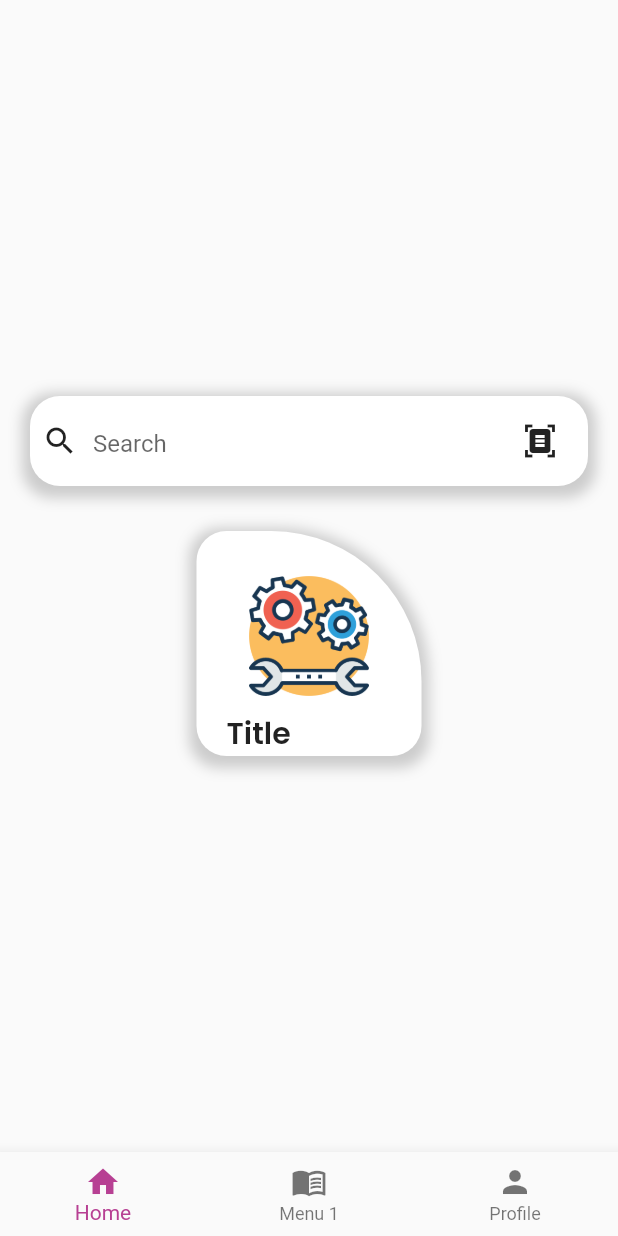
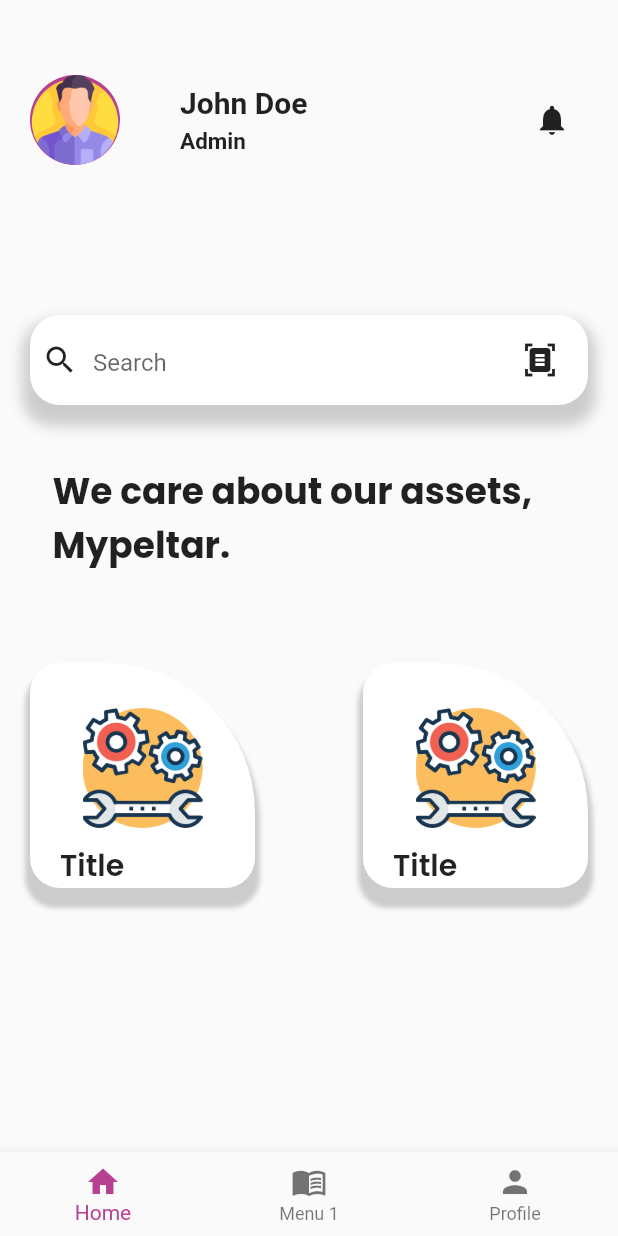
Before and after one commit to rian0502/mypeltar, a Flutter app: the screen it shows after launch, after a tap on "Login", on a phone screen of 412 x 824 dp. Run offline on Flutter 3.47's test engine with Material 2 defaults, Android fonts, the phone set to English and light mode, and no system bars; our stand-ins replace go_router, google_fonts, shared_preferences.

Commit message:
membuat component profile

```diff
--- /dev/null
+++ b/lib/components/dashboard_profile.dart
@@ -0,0 +1,43 @@
+import 'package:flutter/material.dart';
+
+
+class DashboardProfile extends StatelessWidget {
+  const DashboardProfile({Key? key}) : super(key: key);
+
+  @override
+  Widget build(BuildContext context) {
+    return Row(
+      children: [
+        const CircleAvatar(
+          radius: 30,
+          backgroundImage: AssetImage('assets/images/man.png'),
+        ),
+        const SizedBox(
+          width: 40,
+        ),
+        Column(
+          crossAxisAlignment: CrossAxisAlignment.start,
+          children: const [
+            Text(
+              'John Doe',
+              style: TextStyle(
+                fontSize: 20,
+                fontWeight: FontWeight.bold,
+              ),
+            ),
+            SizedBox(
+              height: 5,
+            ),
+            Text(
+              'Admin',
+              style: TextStyle(
+                fontSize: 15,
+                fontWeight: FontWeight.bold,
+              ),
+            ),
+          ],
+        ),
+      ],
+    );
+  }
+}
--- a/lib/components/menu.dart
+++ b/lib/components/menu.dart
@@ -11,9 +11,7 @@ class Menu extends StatelessWidget {
 
   @override
   Widget build(BuildContext context) {
-    return InkWell(
-      onTap: () {},
-      child: Container(
+    return Container(
       height: 150,
       width: 150,
       decoration: BoxDecoration(
@@ -26,12 +24,14 @@ class Menu extends StatelessWidget {
         boxShadow: [
           BoxShadow(
             color: Colors.grey.withOpacity(0.5),
-              spreadRadius: 5,
-              blurRadius: 7,
-              offset: const Offset(0, 3), // changes position of shadow
+            spreadRadius: 3,
+            blurRadius: 2,
+            offset: const Offset(0, 10), // changes position of shadow
           ),
         ],
       ),
+      child: InkWell(
+        onTap: (){},
         child: Column(
           children: [
             const SizedBox(
--- a/lib/components/search.dart
+++ b/lib/components/search.dart
@@ -20,7 +20,7 @@ class _SearchBarState extends State<SearchBar> {
               color: Colors.grey.withOpacity(0.5),
               spreadRadius: 5,
               blurRadius: 7,
-              offset: const Offset(0, 3), // changes position of shadow
+              offset: const Offset(0, 9), // changes position of shadow
             ),
           ],
         ),
--- a/lib/screens/tabs/dashboard.dart
+++ b/lib/screens/tabs/dashboard.dart
@@ -1,4 +1,6 @@
 import 'package:flutter/material.dart';
+import 'package:google_fonts/google_fonts.dart';
+import 'package:mypeltar/components/dashboard_profile.dart';
 import 'package:mypeltar/components/menu.dart';
 
 import '../../components/search.dart';
@@ -15,11 +17,61 @@ class _DashboardPageState extends State<DashboardPage> {
     return Padding(
       padding: const EdgeInsets.all(20),
       child: Column(
-        mainAxisAlignment: MainAxisAlignment.center,
-        children: const [
+        mainAxisAlignment: MainAxisAlignment.start,
+        children: [
+          const SizedBox(
+            height: 30,
+          ),
+          Row(
+            mainAxisAlignment: MainAxisAlignment.spaceBetween,
+            children: [
+              const DashboardProfile(),
+              IconButton(
+                onPressed: () {},
+                icon: const Icon(Icons.notifications),
+              ),
+            ],
+          ),
+          const SizedBox(
+            height: 100,
+          ),
           SearchBar(),
-          SizedBox(height: 30,),
-          Menu(image: 'assets/images/maintenance.png', route: '/route', title: 'Title')
+          const SizedBox(
+            height: 40,
+          ),
+          Padding(
+            padding: const EdgeInsets.only(left: 15, right: 15),
+            child: Row(
+              children: [
+                Expanded(
+                  child: Text(
+                    'We care about our assets,\nMypeltar.',
+                    style: GoogleFonts.poppins(
+                      fontSize: 24,
+                      fontWeight: FontWeight.bold,
+                    ),
+                    textAlign: TextAlign.left,
+                  ),
+                ),
+              ],
+            ),
+          ),
+          const SizedBox(
+            height: 60,
+          ),
+          Row(
+            mainAxisAlignment: MainAxisAlignment.spaceBetween,
+            children: const [
+              Menu(
+                  image: 'assets/images/maintenance.png',
+                  route: '/route',
+                  title: 'Title'),
+              Menu(
+                  image: 'assets/images/maintenance.png',
+                  route: '/route',
+                  title: 'Title')
+            ],
+          )
         ],
       ),
     );
```
Also changed, not shown: assets/images/man.png (added). Lines whose indentation alone changed are shown as unchanged.
